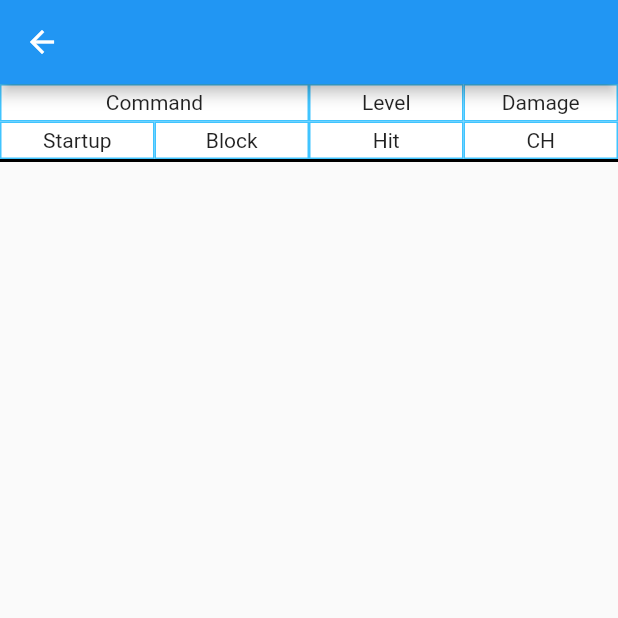
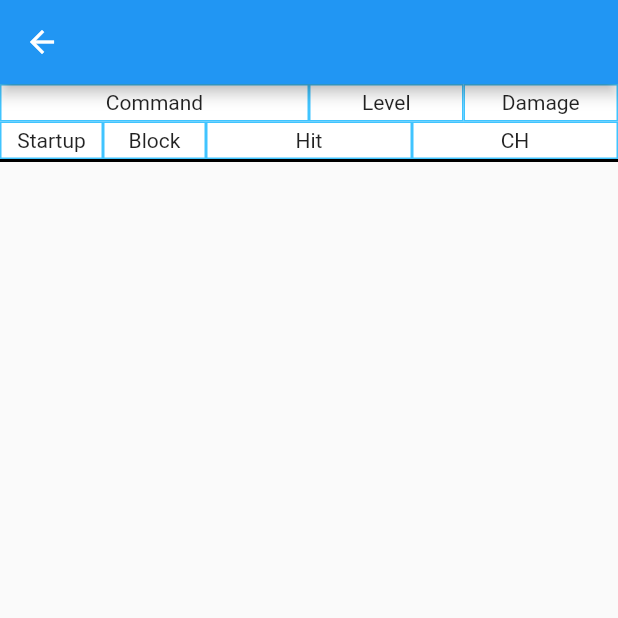
Before and after one commit to tkshehan/t7_native, a Flutter app: the FighterScreen screen opened directly with empty values, on a phone screen of 412 x 824 dp, the top half of it. Run offline on Flutter 3.47's test engine with Material 2 defaults, Android fonts, the phone set to English and light mode, and no system bars; our stand-ins replace shared_preferences; accounts and stored records are empty; network calls fail.

Commit message:
refactor FlexContainer to need less parameters

```diff
--- a/lib/Fighter.dart
+++ b/lib/Fighter.dart
@@ -100,9 +100,9 @@ class Attack extends StatelessWidget {
     List<Widget> temp = [];
 
     temp.addAll([
-      FlexContainer(command, 2, height / 2),
-      FlexContainer(level, 1, height / 2),
-      FlexContainer(damage, 1, height / 2),
+      _flexContainer(command, 2),
+      _flexContainer(level, 1),
+      _flexContainer(damage, 1),
     ]);
 
     return Row(
@@ -114,41 +114,28 @@ class Attack extends StatelessWidget {
     List<Widget> temp = [];
 
     temp.addAll([
-      FlexContainer(startup, 1, height / 2),
-      FlexContainer(block, 1, height / 2),
-      FlexContainer(hit, 1, height / 2),
-      FlexContainer(ch, 1, height / 2),
+      _flexContainer(startup, 1),
+      _flexContainer(block, 1),
+      _flexContainer(hit, 2),
+      _flexContainer(ch, 2),
     ]);
 
     return Row(
       children: temp,
     );
   }
-}
 
-class FlexContainer extends StatelessWidget {
-  final String text;
-  final int flex;
-  final double height;
-
-  FlexContainer(
-    this.text,
-    this.flex,
-    this.height,
-  );
-
-  @override
-  Widget build(BuildContext context) {
+  Widget _flexContainer(String text, int flex) {
     return Expanded(
-      flex: this.flex,
+      flex: flex,
       child: Container(
-        height: height,
+        height: height / 2,
         decoration: BoxDecoration(
           border: Border.all(
             color: Colors.lightBlueAccent,
           ),
         ),
-        child: Center(child: Text(this.text)),
+        child: Center(child: Text(text)),
       ),
     );
   }
--- a/lib/main.dart
+++ b/lib/main.dart
@@ -23,8 +23,8 @@ class _MyAppState extends State<MyApp> {
   @override
   void initState() {
     super.initState();
+    _loadData();
     _fetchApiData();
-    _loadData();
   }
 
   void _loadData() async {
@@ -33,7 +33,9 @@ class _MyAppState extends State<MyApp> {
 
     if (jsonData == 0) {
       _loadInitalData();
+      print('loading initial');
     } else {
+      print('loading saved');
       Map data = json.decode(jsonData);
       List keys = List.from(data.keys);
       keys.sort();
@@ -48,6 +50,7 @@ class _MyAppState extends State<MyApp> {
   void _saveData(json) async {
     final prefs = await SharedPreferences.getInstance();
     prefs.setString('data', json);
+    print('saved');
   }
 
   void _loadInitalData() {
```
